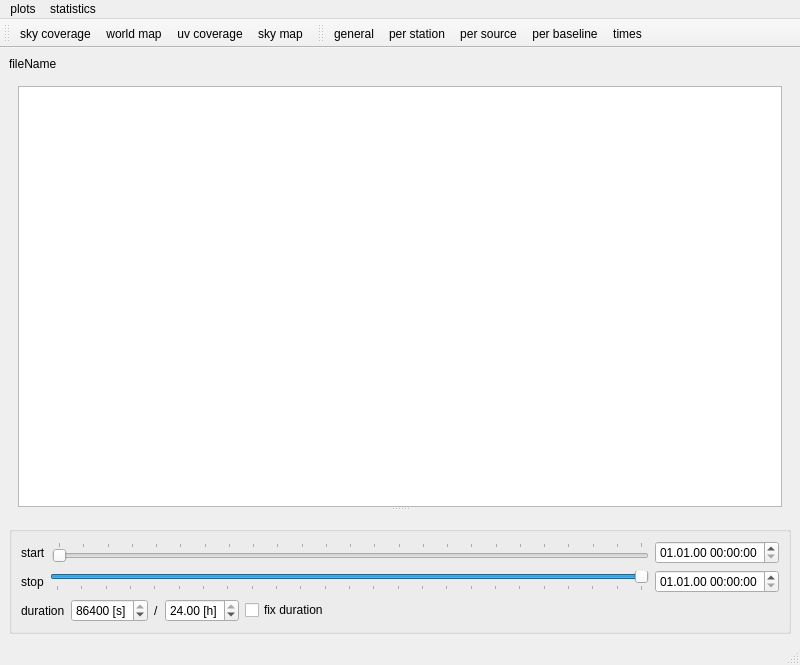
Old version of the form vieschedpp_analyser.ui in the repository TUW-VieVS/VieSchedpp.
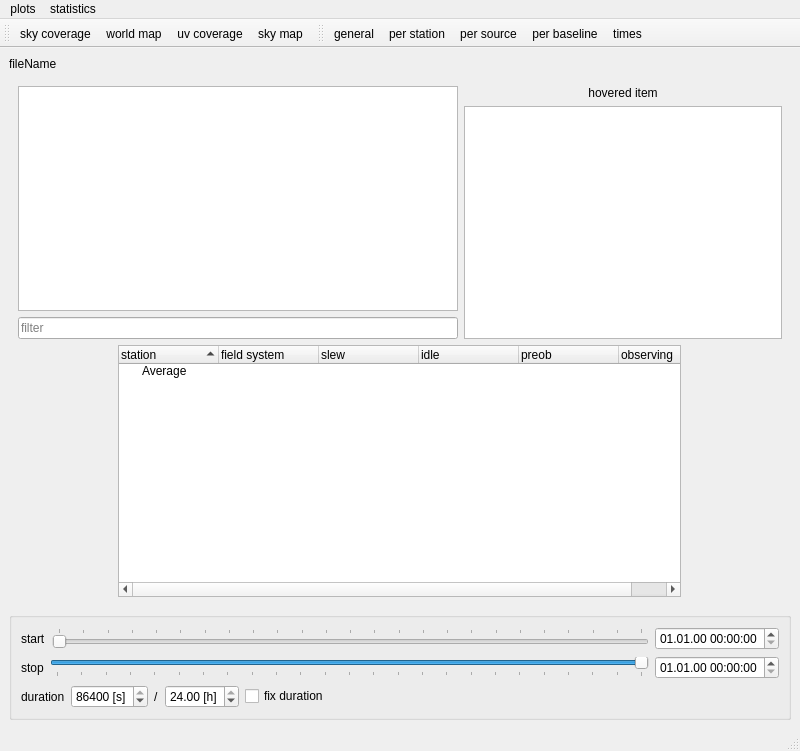
New version of the form. The open tabs and pages were chosen to show the change. Icons and pictures are not drawn.

Commit message: sched analyser station statistics and more hover events

Patch:
```diff
--- a/vieschedpp_analyser.ui
+++ b/vieschedpp_analyser.ui
@@ -7,7 +7,7 @@
     <x>0</x>
     <y>0</y>
     <width>800</width>
-    <height>665</height>
+    <height>751</height>
    </rect>
   </property>
   <property name="windowTitle">
@@ -606,17 +606,180 @@
        </layout>
       </widget>
       <widget class="QWidget" name="statistics_station">
+       <layout class="QVBoxLayout" name="verticalLayout_12">
+        <item>
+         <layout class="QHBoxLayout" name="horizontalLayout_statistics_station_model" stretch="0,0">
+          <item>
        <layout class="QVBoxLayout" name="verticalLayout_5">
         <item>
-         <widget class="QSplitter" name="splitter">
-          <property name="orientation">
-           <enum>Qt::Vertical</enum>
-          </property>
-          <widget class="QTableWidget" name="tableWidget_statisticsStation"/>
-          <widget class="QWidget" name="horizontalLayoutWidget_2">
-           <layout class="QHBoxLayout" name="horizontalLayout_statisticsStation"/>
-          </widget>
-         </widget>
+             <widget class="QTreeView" name="treeView_statistics_station_model">
+              <property name="minimumSize">
+               <size>
+                <width>440</width>
+                <height>0</height>
+               </size>
+              </property>
+              <property name="maximumSize">
+               <size>
+                <width>440</width>
+                <height>16777215</height>
+               </size>
+              </property>
+              <property name="mouseTracking">
+               <bool>true</bool>
+              </property>
+              <property name="editTriggers">
+               <set>QAbstractItemView::NoEditTriggers</set>
+              </property>
+              <property name="selectionMode">
+               <enum>QAbstractItemView::NoSelection</enum>
+              </property>
+              <property name="sortingEnabled">
+               <bool>true</bool>
+              </property>
+             </widget>
+            </item>
+            <item>
+             <widget class="QLineEdit" name="lineEdit_statistics_station_model">
+              <property name="maximumSize">
+               <size>
+                <width>441</width>
+                <height>16777215</height>
+               </size>
+              </property>
+              <property name="placeholderText">
+               <string>filter</string>
+              </property>
+             </widget>
+            </item>
+           </layout>
+          </item>
+          <item>
+           <layout class="QVBoxLayout" name="verticalLayout_14">
+            <item>
+             <widget class="QLabel" name="label_statistics_station_model_hover_title">
+              <property name="text">
+               <string>hovered item</string>
+              </property>
+              <property name="alignment">
+               <set>Qt::AlignCenter</set>
+              </property>
+             </widget>
+            </item>
+            <item>
+             <widget class="QTreeWidget" name="treeWidget_statistics_station_selected">
+              <property name="minimumSize">
+               <size>
+                <width>200</width>
+                <height>0</height>
+               </size>
+              </property>
+              <property name="maximumSize">
+               <size>
+                <width>400</width>
+                <height>16777215</height>
+               </size>
+              </property>
+              <property name="columnCount">
+               <number>2</number>
+              </property>
+              <attribute name="headerVisible">
+               <bool>false</bool>
+              </attribute>
+              <column>
+               <property name="text">
+                <string notr="true">1</string>
+               </property>
+              </column>
+              <column>
+               <property name="text">
+                <string notr="true">2</string>
+               </property>
+              </column>
+             </widget>
+            </item>
+           </layout>
+          </item>
+         </layout>
+        </item>
+        <item>
+         <layout class="QHBoxLayout" name="horizontalLayout_statistics_station_times">
+          <item>
+           <widget class="QTreeWidget" name="treeWidget_statistics_station_time">
+            <property name="minimumSize">
+             <size>
+              <width>563</width>
+              <height>0</height>
+             </size>
+            </property>
+            <property name="maximumSize">
+             <size>
+              <width>563</width>
+              <height>16777215</height>
+             </size>
+            </property>
+            <property name="editTriggers">
+             <set>QAbstractItemView::NoEditTriggers</set>
+            </property>
+            <property name="selectionMode">
+             <enum>QAbstractItemView::NoSelection</enum>
+            </property>
+            <property name="sortingEnabled">
+             <bool>true</bool>
+            </property>
+            <column>
+             <property name="text">
+              <string>station</string>
+             </property>
+            </column>
+            <column>
+             <property name="text">
+              <string>field system</string>
+             </property>
+            </column>
+            <column>
+             <property name="text">
+              <string>slew</string>
+             </property>
+            </column>
+            <column>
+             <property name="text">
+              <string>idle</string>
+             </property>
+            </column>
+            <column>
+             <property name="text">
+              <string>preob</string>
+             </property>
+            </column>
+            <column>
+             <property name="text">
+              <string>observing</string>
+             </property>
+            </column>
+            <item>
+             <property name="text">
+              <string>Average</string>
+             </property>
+             <property name="text">
+              <string/>
+             </property>
+             <property name="text">
+              <string/>
+             </property>
+             <property name="text">
+              <string/>
+             </property>
+             <property name="text">
+              <string/>
+             </property>
+             <property name="text">
+              <string/>
+             </property>
+            </item>
+           </widget>
+          </item>
+         </layout>
         </item>
        </layout>
       </widget>
```
Left out of the diff: 81 changed lines with no effect on the pictures. Lines whose indentation alone changed are shown as unchanged. The commit also changes 4 other files.
